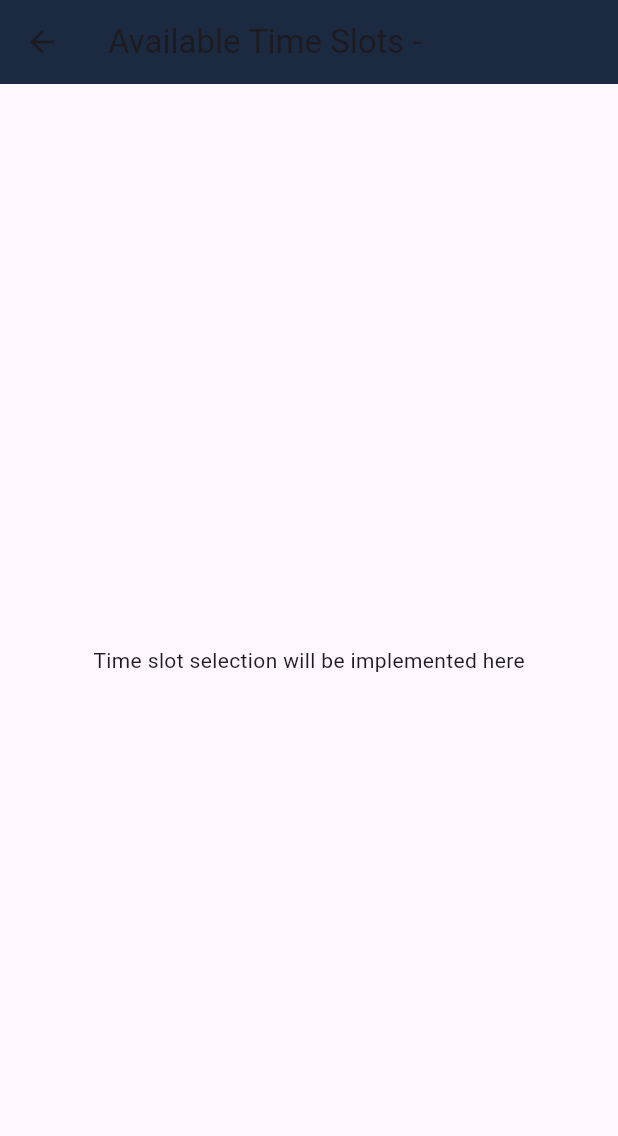
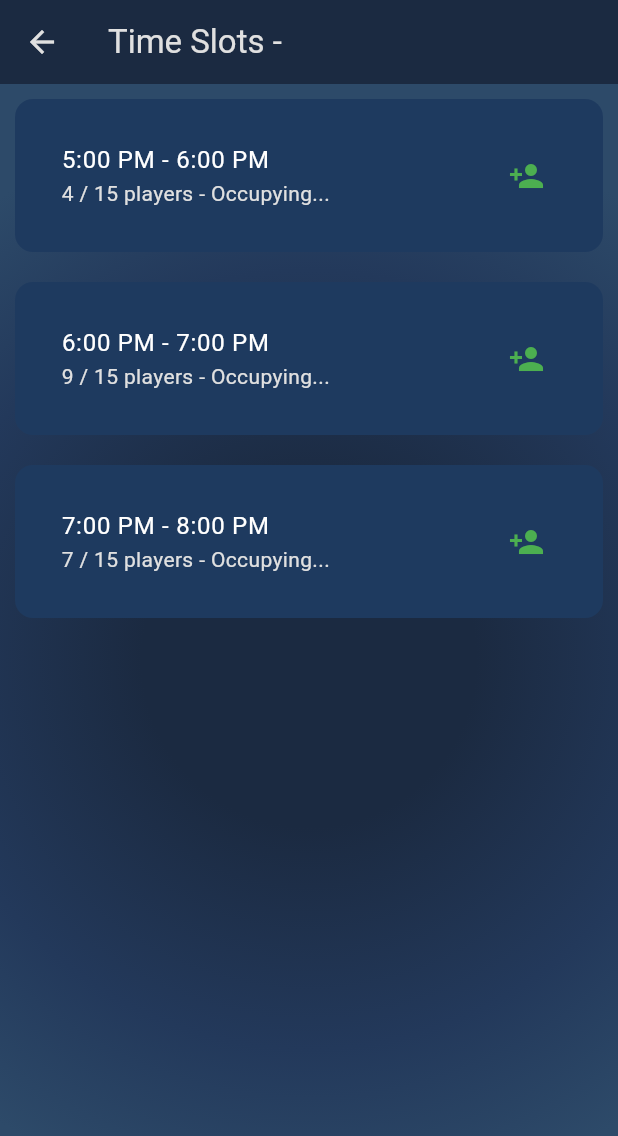
Before and after one commit to sumandhami/playerfinder, a Flutter app: the TimeSlotPage screen opened directly with empty values, on a phone screen of 412 x 824 dp. Shown: the top 1136 px of the screen. Run offline on Flutter 3.47's test engine with Material 3 defaults, Android fonts, the phone set to English and light mode, and no system bars; our stand-ins replace google_maps_flutter, image_picker, shared_preferences; accounts and stored records are empty.

Commit message:
Other updates done

```diff
--- a/lib/src/features/authentication/screens/create_request/create_request.dart
+++ b/lib/src/features/authentication/screens/create_request/create_request.dart
@@ -1,4 +1,5 @@
 import 'package:flutter/material.dart';
+import 'package:playerconnect/src/features/authentication/screens/create_request/timeslot/timeslot_page.dart';
 
 class CreateRequest extends StatelessWidget {
   CreateRequest({super.key});
@@ -16,6 +17,10 @@ class CreateRequest extends StatelessWidget {
     {
       "name": "Kick Off Futsal",
       "location": "Bhaktapur",
+    },
+    {
+      "name": "Hello futsal",
+      "location": "Lalitpur",
     },
   ];
 
@@ -59,8 +64,20 @@ class CreateRequest extends StatelessWidget {
                   Navigator.push(
                     context,
                     MaterialPageRoute(
-                        builder: (context) =>
-                            TimeSlotPage(venue: venue["name"]!)),
+                      builder: (context) {
+                        // Check if the venue's name is null or empty before passing it
+                        if (venue["name"] != null &&
+                            venue["name"]!.isNotEmpty) {
+                          return TimeSlotPage(venue: venue["name"]!);
+                        } else {
+                          // Handle the error (you can return a fallback widget or show a message)
+                          return Scaffold(
+                            body: Center(
+                                child: Text('Error: Venue name is missing')),
+                          );
+                        }
+                      },
+                    ),
                   );
                 },
                 child: Container(
@@ -110,21 +127,3 @@ class CreateRequest extends StatelessWidget {
     );
   }
 }
-
-class TimeSlotPage extends StatelessWidget {
-  final String venue;
-  const TimeSlotPage({required this.venue});
-
-  @override
-  Widget build(BuildContext context) {
-    return Scaffold(
-      appBar: AppBar(
-        title: Text("Available Time Slots - $venue"),
-        backgroundColor: Color(0xFF1B2A41),
-      ),
-      body: Center(
-        child: Text("Time slot selection will be implemented here"),
-      ),
-    );
-  }
-}
--- /dev/null
+++ b/lib/src/features/authentication/screens/create_request/timeslot/timeslot_page.dart
@@ -0,0 +1,155 @@
+import 'package:flutter/material.dart';
+
+class TimeSlotPage extends StatefulWidget {
+  final String venue;
+  const TimeSlotPage({required this.venue});
+
+  @override
+  _TimeSlotPageState createState() => _TimeSlotPageState();
+}
+
+class _TimeSlotPageState extends State<TimeSlotPage> {
+  List<Map<String, dynamic>> timeSlots = [
+    {
+      "startTime": "5:00 PM",
+      "endTime": "6:00 PM",
+      "players": 4,
+      "selectedPlayers": []
+    },
+    {
+      "startTime": "6:00 PM",
+      "endTime": "7:00 PM",
+      "players": 9,
+      "selectedPlayers": []
+    },
+    {
+      "startTime": "7:00 PM",
+      "endTime": "8:00 PM",
+      "players": 7,
+      "selectedPlayers": []
+    },
+  ];
+
+  List<String> friendsList = ["John", "Alex", "Sam", "Mike", "Chris", "Leo"];
+
+  void _openPlayerSelection(int index) {
+    showDialog(
+      context: context,
+      builder: (context) {
+        List<String> selectedPlayers =
+            List<String>.from(timeSlots[index]["selectedPlayers"] ?? []);
+
+        return AlertDialog(
+          title: Text("Add Players (${timeSlots[index]["players"]}/15)"),
+          content: StatefulBuilder(
+            builder: (context, setModalState) {
+              return Column(
+                mainAxisSize: MainAxisSize.min,
+                children: friendsList.map((friend) {
+                  bool isSelected = selectedPlayers.contains(friend);
+                  return CheckboxListTile(
+                    title: Text(friend),
+                    value: isSelected,
+                    onChanged: (bool? value) {
+                      setModalState(() {
+                        if (value == true &&
+                            selectedPlayers.length +
+                                    timeSlots[index]["players"] <
+                                15) {
+                          selectedPlayers.add(friend);
+                        } else if (value == false) {
+                          selectedPlayers.remove(friend);
+                        }
+                      });
+                    },
+                  );
+                }).toList(),
+              );
+            },
+          ),
+          actions: [
+            TextButton(
+              onPressed: () => Navigator.pop(context),
+              child: Text("Cancel"),
+            ),
+            ElevatedButton(
+              onPressed: () {
+                setState(() {
+                  int previousPlayers =
+                      timeSlots[index]["selectedPlayers"]?.length ?? 0;
+                  int newPlayers = selectedPlayers.length - previousPlayers;
+
+                  timeSlots[index]["players"] += newPlayers;
+                  timeSlots[index]["selectedPlayers"] = selectedPlayers;
+                });
+                Navigator.pop(context);
+              },
+              child: Text("Confirm"),
+            ),
+          ],
+        );
+      },
+    );
+  }
+
+  @override
+  Widget build(BuildContext context) {
+    return Scaffold(
+      appBar: AppBar(
+        title: Text("Time Slots - ${widget.venue}"),
+        backgroundColor: Color(0xFF1B2A41),
+        foregroundColor: Colors.grey.shade300,
+      ),
+      body: Container(
+        width: double.infinity,
+        height: double.infinity,
+        decoration: BoxDecoration(
+          gradient: RadialGradient(
+            center: Alignment.center,
+            radius: 0.9,
+            colors: [
+              Color(0xFF1B2A41),
+              Color(0xFF23395B),
+              Color(0xFF2D4A69),
+            ],
+            stops: [0.3, 0.7, 1.0],
+          ),
+        ),
+        child: ListView.builder(
+          itemCount: timeSlots.length,
+          itemBuilder: (context, index) {
+            final slot = timeSlots[index];
+            final int playerCount = slot["players"];
+            String status = playerCount < 10
+                ? "Occupying..."
+                : playerCount < 15
+                    ? "Booking..."
+                    : "Fully Booked";
+
+            return GestureDetector(
+              onTap:
+                  playerCount < 15 ? () => _openPlayerSelection(index) : null,
+              child: Container(
+                margin: EdgeInsets.all(10),
+                padding: EdgeInsets.all(15),
+                decoration: BoxDecoration(
+                  color: playerCount >= 15 ? Colors.grey : Color(0xFF1E3A5F),
+                  borderRadius: BorderRadius.circular(12),
+                ),
+                child: ListTile(
+                  title: Text("${slot['startTime']} - ${slot['endTime']}",
+                      style: TextStyle(color: Colors.white)),
+                  subtitle: Text("$playerCount / 15 players - $status",
+                      style: TextStyle(color: Colors.grey.shade300)),
+                  trailing: playerCount >= 15
+                      ? Icon(Icons.lock, color: Colors.red)
+                      : Icon(Icons.person_add, color: Colors.green),
+                ),
+              ),
+            );
+          },
+        ),
+      ),
+    );
+  }
+}
--- a/lib/src/pages/start_page.dart
+++ b/lib/src/pages/start_page.dart
@@ -27,8 +27,8 @@ class StartingPage extends StatelessWidget {
             decoration: BoxDecoration(
               gradient: LinearGradient(
                 colors: [
-                  Color(0xFF2A3D4E).withOpacity(0.6), // Dark green tone
-                  Color(0xFF4C6D7A).withOpacity(0.4), // Slightly lighter green
+                  Color(0xFF1B2A41).withOpacity(0.6), // Dark green tone
+                  Color(0xFF23395B).withOpacity(0.4), // Slightly lighter green
                 ],
                 begin: Alignment.topLeft,
                 end: Alignment.bottomRight,
--- a/pubspec.yaml
+++ b/pubspec.yaml
@@ -32,6 +32,7 @@ dependencies:
     sdk: flutter
   google_maps_flutter: ^2.10.0
   shared_preferences: ^2.5.1
+  image_picker: ^1.1.2
 
   # The following adds the Cupertino Icons font to your application.
   # Use with the CupertinoIcons class for iOS style icons.
```
Also changed, not shown: lib/src/features/authentication/screens/editprofile/editprofile.dart (added, +251 -0 lines), lib/src/features/authentication/screens/login/login_page.dart (+22 -10 lines), lib/src/features/authentication/screens/singup/signup_page.dart (renamed from lib/src/features/authentication/screens/signup_page.dart, +18 -10 lines), lib/src/features/shared_preferences/shared_prefs.dart (added, +51 -0 lines), lib/src/pages/home_page.dart (+110 -20 lines), pubspec.lock, 5 other files.
